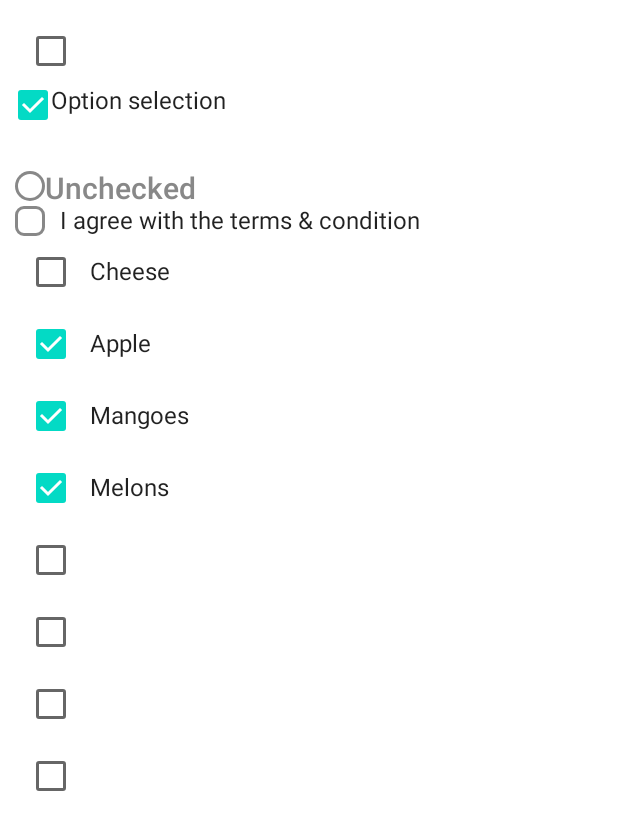
After one commit to aparna-tati-simformsolutions/Jetpack-Compose, an Android app built with Jetpack Compose: the composable CheckBoxComponent shown on its own in the app's theme, on a phone screen of 412 x 824 dp. The commit adds this screen. Shown: the top 830 px of the screen. Run offline under Robolectric (Android 15) with nearby library versions, the phone set to English and light mode, and no system bars.

Commit message:
CheckBox Component

```diff
--- a/app/src/main/java/com/example/myapplication/navigation/NavGraph.kt
+++ b/app/src/main/java/com/example/myapplication/navigation/NavGraph.kt
@@ -6,6 +6,7 @@ import androidx.navigation.compose.NavHost
 import androidx.navigation.compose.composable
 import com.example.myapplication.ui.components.ButtonComponent
 import com.example.myapplication.ui.components.CardComponent
+import com.example.myapplication.ui.components.CheckBoxComponent
 import com.example.myapplication.ui.components.Components
 import com.example.myapplication.ui.components.CustomList
 import com.example.myapplication.ui.components.HomeScreen
@@ -17,6 +18,7 @@ import com.example.myapplication.ui.components.MyNetworkScreen
 import com.example.myapplication.ui.components.NotificationScreen
 import com.example.myapplication.ui.components.PostScreen
 import com.example.myapplication.ui.components.ScaffoldComponent
+import com.example.myapplication.ui.components.SelectionComponents
 import com.example.myapplication.ui.components.SimpleList
 import com.example.myapplication.ui.components.TextComponent
 import com.example.myapplication.ui.components.TextFieldComponent
@@ -78,5 +80,11 @@ fun NavGraph(navController: NavHostController) {
         composable(route = Screens.Card.route) {
             CardComponent()
         }
+        composable(route = Screens.SelectionComponent.route) {
+            SelectionComponents(navController)
+        }
+        composable(route = Screens.CheckBox.route) {
+            CheckBoxComponent()
+        }
     }
 }
--- a/app/src/main/java/com/example/myapplication/navigation/Screens.kt
+++ b/app/src/main/java/com/example/myapplication/navigation/Screens.kt
@@ -13,4 +13,6 @@ sealed class Screens(val route: String) {
     object SimpleGrid: Screens("Simple_Grid_Screen")
     object Scaffold: Screens("Scaffold_Screen")
     object Card: Screens("Card_Screen")
+    object SelectionComponent: Screens("Selection_Components_Screen")
+    object CheckBox: Screens("Check_Box_Screen")
 }
--- /dev/null
+++ b/app/src/main/java/com/example/myapplication/ui/components/CheckBoxComponent.kt
@@ -0,0 +1,259 @@
+package com.example.myapplication.ui.components
+
+import android.widget.Toast
+import androidx.compose.foundation.BorderStroke
+import androidx.compose.foundation.background
+import androidx.compose.foundation.clickable
+import androidx.compose.foundation.layout.Box
+import androidx.compose.foundation.layout.Column
+import androidx.compose.foundation.layout.Row
+import androidx.compose.foundation.layout.fillMaxSize
+import androidx.compose.foundation.layout.fillMaxWidth
+import androidx.compose.foundation.layout.height
+import androidx.compose.foundation.layout.padding
+import androidx.compose.foundation.layout.size
+import androidx.compose.foundation.selection.toggleable
+import androidx.compose.foundation.shape.CircleShape
+import androidx.compose.foundation.shape.RoundedCornerShape
+import androidx.compose.material.Card
+import androidx.compose.material.Checkbox
+import androidx.compose.material.CheckboxDefaults
+import androidx.compose.material.Icon
+import androidx.compose.material.MaterialTheme
+import androidx.compose.material.Text
+import androidx.compose.material.TriStateCheckbox
+import androidx.compose.material.icons.Icons
+import androidx.compose.material.icons.filled.Check
+import androidx.compose.runtime.Composable
+import androidx.compose.runtime.getValue
+import androidx.compose.runtime.mutableStateOf
+import androidx.compose.runtime.remember
+import androidx.compose.runtime.setValue
+import androidx.compose.ui.Alignment
+import androidx.compose.ui.Alignment.Companion.CenterVertically
+import androidx.compose.ui.Modifier
+import androidx.compose.ui.draw.clip
+import androidx.compose.ui.graphics.Color
+import androidx.compose.ui.platform.LocalContext
+import androidx.compose.ui.semantics.Role
+import androidx.compose.ui.semantics.SemanticsProperties.ToggleableState
+import androidx.compose.ui.text.font.FontWeight
+import androidx.compose.ui.unit.dp
+import androidx.compose.ui.unit.sp
+
+@Composable
+fun CheckBoxComponent() {
+    Column(modifier = Modifier
+        .padding(10.dp)
+        .fillMaxSize()
+    ) {
+        SimpleCheckBox()
+        CheckBoxWithTitle()
+        RoundedCheckBox()
+        CardCheckBox()
+        CheckBoxWithColor()
+        MultipleCheckBoxes()
+        TriSateCheckBox()
+    }
+}
+
+@Composable
+fun SimpleCheckBox() {
+    val isChecked = remember { mutableStateOf(false) }
+
+    Checkbox(checked = isChecked.value, onCheckedChange = {
+        isChecked.value = it
+    })
+}
+
+@Composable
+fun CheckBoxWithTitle() {
+    val (checkedState, onStateChange) = remember { mutableStateOf(true) }
+
+    Row(
+        Modifier
+            .fillMaxWidth()
+            .height(56.dp)
+            .toggleable(
+                value = checkedState,
+                onValueChange = { onStateChange(!checkedState) },
+                role = Role.Checkbox
+            ),
+    ) {
+        Checkbox(
+            checked = checkedState,
+            onCheckedChange = null
+        )
+        Text(
+            text = "Option selection",
+            style = MaterialTheme.typography.body1,
+        )
+    }
+}
+
+@Composable
+fun RoundedCheckBox() {
+    val isChecked = remember { mutableStateOf(false) }
+    val checkedText = remember { mutableStateOf("Unchecked") }
+    val circleSize = remember { mutableStateOf(20.dp) }
+    val circleThickness = remember { mutableStateOf(2.dp) }
+    val color = remember { mutableStateOf(Color.Gray) }
+
+    Row(
+        modifier = Modifier.toggleable(value = isChecked.value, role = Role.Checkbox) {
+            isChecked.value = it
+
+            if (isChecked.value) {
+                checkedText.value = "Checked"
+                circleSize.value = 40.dp
+                circleThickness.value = 3.dp
+                color.value = Color.Black
+            } else {
+                checkedText.value = "Unchecked"
+                circleSize.value = 20.dp
+                circleThickness.value = 2.dp
+                color.value = Color.Gray
+            }
+        }
+    ) {
+        Box(
+            modifier = Modifier
+                .clip(CircleShape)
+                .size(circleSize.value)
+                .background(color.value)
+                .padding(circleThickness.value)
+                .clip(CircleShape)
+                .background(Color.White),
+            contentAlignment = Alignment.Center
+        ) {
+            if (isChecked.value) {
+                Icon(imageVector = Icons.Default.Check, contentDescription = "")
+            }
+        }
+        Text(
+            text = checkedText.value,
+            color = color.value,
+            fontSize = 20.sp,
+            fontWeight = FontWeight.Medium,
+        )
+    }
+}
+
+@Composable
+fun CardCheckBox() {
+    val isCheck = remember { mutableStateOf(false) }
+
+    Row {
+        Card(
+            modifier = Modifier.background(Color.White),
+            elevation = 0.dp,
+            shape = RoundedCornerShape(6.dp),
+            border = BorderStroke(1.5.dp, Color.Gray)
+        ) {
+            Box(
+                modifier = Modifier
+                    .size(20.dp)
+                    .background(if (isCheck.value) Color.Black else Color.White)
+                    .clickable {
+                        isCheck.value = !isCheck.value
+                    },
+                contentAlignment = Alignment.Center
+            ) {
+                if(isCheck.value)
+                    Icon(Icons.Default.Check, contentDescription = "", tint = Color.White)
+            }
+        }
+        Text(
+            modifier = Modifier
+                .align(CenterVertically)
+                .padding(start = 10.dp),
+            text = "I agree with the terms & condition",
+        )
+    }
+}
+
+@Composable
+fun CheckBoxWithColor() {
+    var checked by remember { mutableStateOf(false) }
+
+    val contextForToast = LocalContext.current.applicationContext
+
+    Row(verticalAlignment = CenterVertically) {
+        Checkbox(
+            checked = checked,
+            onCheckedChange = { checked_ ->
+                checked = checked_
+                Toast.makeText(contextForToast, "checked_ = $checked_", Toast.LENGTH_SHORT).show()
+            },
+            colors = CheckboxDefaults.colors(
+                checkedColor = Color.Green
+            )
+        )
+        Text(
+            modifier = Modifier.padding(start = 2.dp),
+            text = "Cheese"
+        )
+    }
+}
+
+@Composable
+fun MultipleCheckBoxes() {
+    val fruitsList: List<String> = listOf("Apple", "Mangoes", "Melons")
+    val contextForToast = LocalContext.current.applicationContext
+
+    Column(horizontalAlignment = Alignment.Start) {
+        fruitsList.forEach { fruitName ->
+            var checked by remember { mutableStateOf(true) }
+
+            Row(verticalAlignment = CenterVertically) {
+                Checkbox(
+                    checked = checked,
+                    onCheckedChange  = { checked_ ->
+                        checked = checked_
+                        Toast.makeText(contextForToast, "$fruitName $checked_", Toast.LENGTH_SHORT).show()
+                    }
+                )
+
+                Text(
+                    modifier = Modifier.padding(start = 2.dp),
+                    text = fruitName
+                )
+            }
+        }
+    }
+}
+
+@Composable
+fun TriSateCheckBox() {
+    val (state, onStateChange) = remember {
+        mutableStateOf(false)
+    }
+    val (state2, onStateChange2) = remember {
+        mutableStateOf(false)
+    }
+    val (state3, onStateChange3) = remember {
+        mutableStateOf(false)
+    }
+
+    val parentState = remember(key1 = state, key2 = state2, key3 = state3) {
+        if (state && state2 && state3) androidx.compose.ui.state.ToggleableState.On
+        else if (!state && !state2 && !state3) androidx.compose.ui.state.ToggleableState.Off
+        else androidx.compose.ui.state.ToggleableState.Indeterminate
+    }
+
+    val onParentClick = {
+        val s = parentState != androidx.compose.ui.state.ToggleableState.On
+        onStateChange(s)
+        onStateChange2(s)
+        onStateChange3(s)
+    }
+
+    TriStateCheckbox(
+        state = parentState,
+        onClick = onParentClick
+    )
+
+    Checkbox(checked = state, onCheckedChange = onStateChange)
+    Checkbox(checked = state2, onCheckedChange = onStateChange2)
+    Checkbox(checked = state3, onCheckedChange = onStateChange3)
+}
--- a/app/src/main/java/com/example/myapplication/ui/components/Components.kt
+++ b/app/src/main/java/com/example/myapplication/ui/components/Components.kt
@@ -76,5 +76,11 @@ fun Components(navController: NavController) {
         }, modifier = Modifier.fillMaxWidth()) {
             Text(text = "Card Component")
         }
+
+        Button(onClick = {
+            navController.navigate(Screens.SelectionComponent.route)
+        }, modifier = Modifier.fillMaxWidth()) {
+            Text(text = "Selection Components")
+        }
     }
 }
--- /dev/null
+++ b/app/src/main/java/com/example/myapplication/ui/components/SelectionComponents.kt
@@ -0,0 +1,27 @@
+package com.example.myapplication.ui.components
+
+import androidx.compose.foundation.layout.Arrangement
+import androidx.compose.foundation.layout.Column
+import androidx.compose.foundation.layout.fillMaxSize
+import androidx.compose.material.Button
+import androidx.compose.material.Text
+import androidx.compose.runtime.Composable
+import androidx.compose.ui.Alignment
+import androidx.compose.ui.Modifier
+import androidx.navigation.NavController
+import com.example.myapplication.navigation.Screens
+
+@Composable
+fun SelectionComponents(navController: NavController) {
+    Column(
+        modifier = Modifier.fillMaxSize(),
+        verticalArrangement = Arrangement.Center,
+        horizontalAlignment = Alignment.CenterHorizontally
+    ) {
+        Button(onClick = {
+            navController.navigate(Screens.CheckBox.route)
+        }) {
+            Text(text = "CheckBox")
+        }
+    }
+}
```
